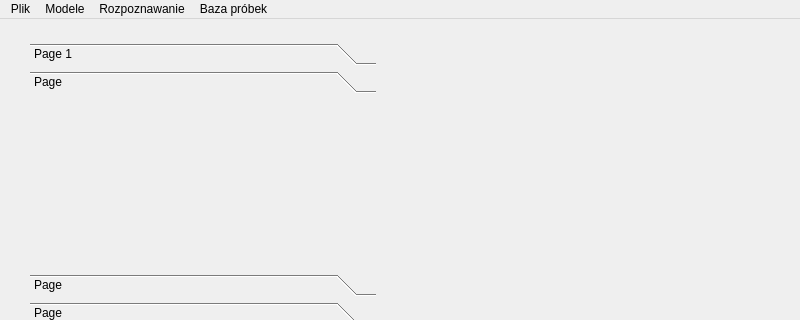
Before: the Qt Designer form main/windows/MainWindow.ui in Erucolindo96/Native-Speaker, drawn with Qt 5; both pictures show x 0 to 800 and y 0 to 320 of the 800 by 600 pixel window.
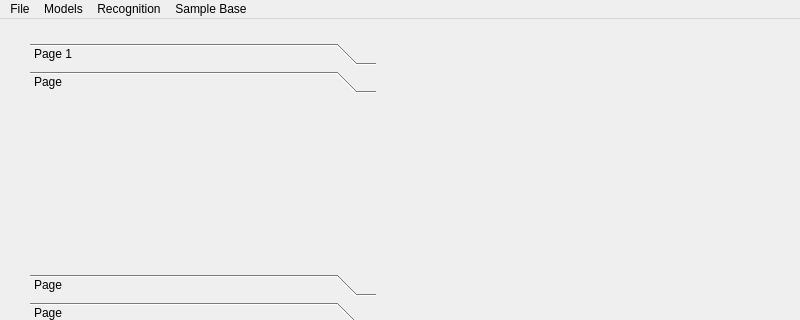
After: the same form once the commit is applied. The open tabs and pages were chosen to show the change.

Patch:
```diff
--- a/main/windows/MainWindow.ui
+++ b/main/windows/MainWindow.ui
@@ -136,7 +136,7 @@
    </property>
    <widget class="QMenu" name="menuPlik">
     <property name="title">
-     <string>Plik</string>
+     <string>File</string>
     </property>
     <addaction name="actionWczytaj_plik_konfiguracyjny"/>
     <addaction name="actionZapisz_plik_konfiguracyjny"/>
@@ -144,17 +144,17 @@
    </widget>
    <widget class="QMenu" name="menuModele">
     <property name="title">
-     <string>Modele</string>
+     <string>Models</string>
     </property>
    </widget>
    <widget class="QMenu" name="menuRozpoznawanie">
     <property name="title">
-     <string>Rozpoznawanie</string>
+     <string>Recognition</string>
     </property>
    </widget>
    <widget class="QMenu" name="menuBaza_pr_bek">
     <property name="title">
-     <string>Baza próbek</string>
+     <string>Sample Base</string>
     </property>
    </widget>
    <addaction name="menuPlik"/>
```
Left out of the diff: 126 changed lines with no effect on the pictures.
